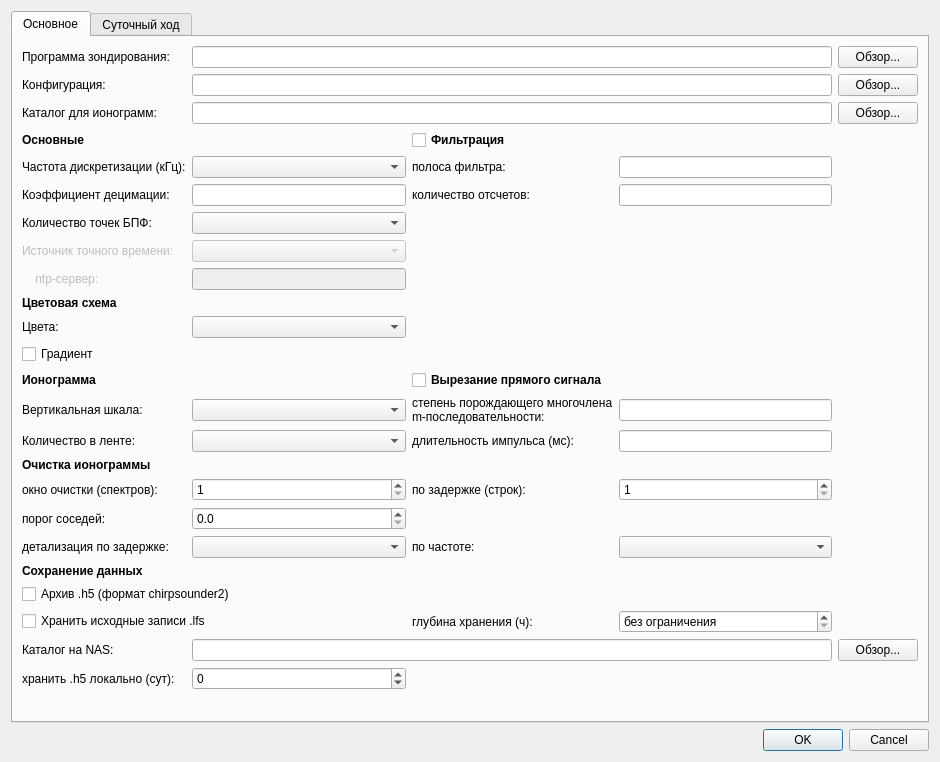
Qt form src/parametersdialog.ui (nikita-konkin/ionozond) before a commit.
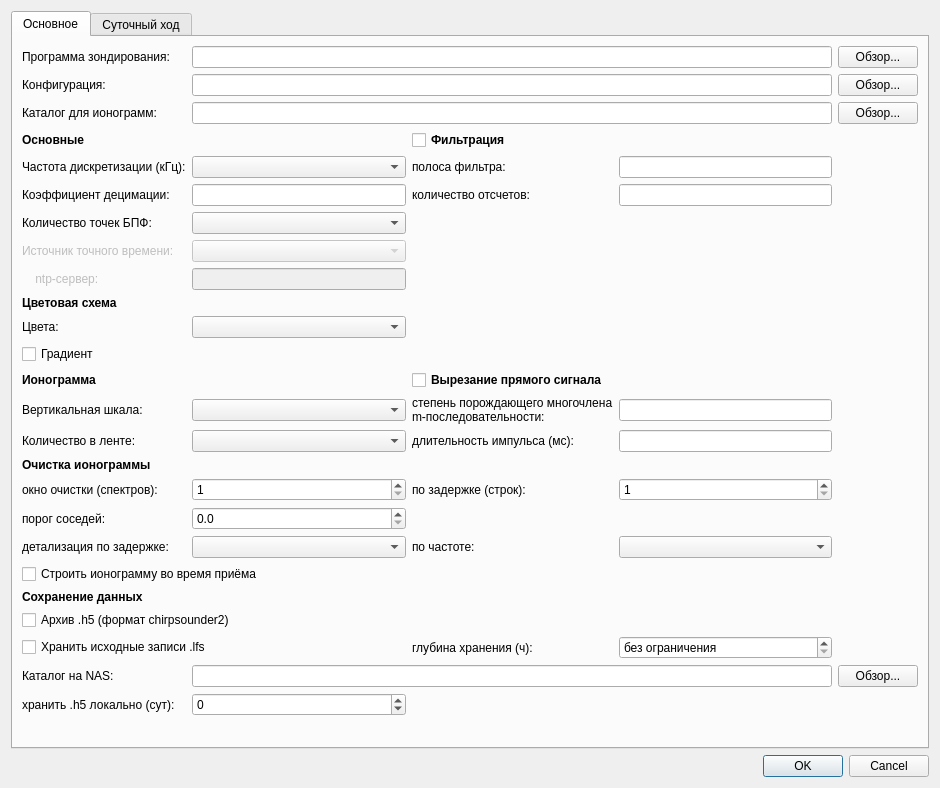
The same form after that commit. Icons and pictures are not drawn. Custom widgets are drawn as their Qt base class.

Commit message: Draw the ionogram during reception, left to right

The edit to the form file:
```diff
--- a/src/parametersdialog.ui
+++ b/src/parametersdialog.ui
@@ -150,24 +150,33 @@
 растёт примерно в N раз.</string></property></widget></item>
        <item row="18" column="3"><widget class="QComboBox" name="cmbIonoOverlap"/></item>
 
-       <item row="19" column="0"><widget class="QLabel" name="lblFormats">
+       <item row="19" column="0" colspan="5"><widget class="QCheckBox" name="chbLiveIonogram">
+        <property name="text"><string>Строить ионограмму во время приёма</string></property>
+        <property name="toolTip"><string>Текущая ионограмма заполняется слева направо по мере записи,
+пунктир отмечает частоту, до которой дошла развёртка. Когда
+зондирование закончено, её заменяет готовая ионограмма.
+
+Это несколько БПФ раз в две секунды. Если при включённой галочке
+зондировщик начнёт сообщать о потерянных пакетах, выключите.</string></property></widget></item>
+
+       <item row="20" column="0"><widget class="QLabel" name="lblFormats">
         <property name="text"><string>&lt;b&gt;Сохранение данных&lt;/b&gt;</string></property></widget></item>
 
-       <item row="20" column="0" colspan="5"><widget class="QCheckBox" name="chbH5Archive">
+       <item row="21" column="0" colspan="5"><widget class="QCheckBox" name="chbH5Archive">
         <property name="text"><string>Архив .h5 (формат chirpsounder2)</string></property>
         <property name="toolTip"><string>Около 1,3 МБ на зондирование: спектрограмма 0-8000 км,
 пригодная для повторной обработки и читаемая ionograms-handler
 без преобразований.</string></property></widget></item>
 
-       <item row="21" column="0" colspan="2"><widget class="QCheckBox" name="chbKeepLfs">
+       <item row="22" column="0" colspan="2"><widget class="QCheckBox" name="chbKeepLfs">
         <property name="text"><string>Хранить исходные записи .lfs</string></property>
         <property name="toolTip"><string>80 МБ на зондирование, 23 ГБ в сутки при периоде 300 с.
 Без галочки запись удаляется сразу после того, как архив .h5
 записан и проверен на чтение. Только по .lfs можно пересчитать
 ионограмму с другим числом точек БПФ.</string></property></widget></item>
-       <item row="21" column="2"><widget class="QLabel" name="lblKeepLfsHours">
+       <item row="22" column="2"><widget class="QLabel" name="lblKeepLfsHours">
         <property name="text"><string>глубина хранения (ч):</string></property></widget></item>
-       <item row="21" column="3"><widget class="QSpinBox" name="spbKeepLfsHours">
+       <item row="22" column="3"><widget class="QSpinBox" name="spbKeepLfsHours">
         <property name="minimum"><number>0</number></property>
         <property name="maximum"><number>720</number></property>
         <property name="singleStep"><number>6</number></property>
@@ -176,18 +185,18 @@
 Удаление идёт между зондированиями и только при исправном
 архиве .h5. Ноль -- хранить бессрочно.</string></property></widget></item>
 
-       <item row="22" column="0"><widget class="QLabel" name="lblNasDir">
+       <item row="23" column="0"><widget class="QLabel" name="lblNasDir">
         <property name="text"><string>Каталог на NAS:</string></property>
         <property name="toolTip"><string>Смонтированная сетевая папка, например
 /mnt/ionozond_16tb/ionozond. Туда копируются .h5 и .lfp;
 пусто -- выгрузка отключена.</string></property></widget></item>
-       <item row="22" column="1" colspan="3"><widget class="QLineEdit" name="edtNasDir"/></item>
-       <item row="22" column="4"><widget class="QPushButton" name="btnNasDir">
+       <item row="23" column="1" colspan="3"><widget class="QLineEdit" name="edtNasDir"/></item>
+       <item row="23" column="4"><widget class="QPushButton" name="btnNasDir">
         <property name="text"><string>Обзор...</string></property></widget></item>
 
-       <item row="23" column="0"><widget class="QLabel" name="lblNasKeepH5">
+       <item row="24" column="0"><widget class="QLabel" name="lblNasKeepH5">
         <property name="text"><string>хранить .h5 локально (сут):</string></property></widget></item>
-       <item row="23" column="1"><widget class="QSpinBox" name="spbNasKeepH5">
+       <item row="24" column="1"><widget class="QSpinBox" name="spbNasKeepH5">
         <property name="minimum"><number>-1</number></property>
         <property name="maximum"><number>3650</number></property>
         <property name="specialValueText"><string>не удалять</string></property>
@@ -195,12 +204,12 @@
 после того, как rsync подтвердит по контрольной сумме, что
 на NAS лежат те же байты. -1 -- не удалять никогда.</string></property></widget></item>
 
-       <item row="24" column="0" colspan="5"><widget class="QLabel" name="lblFormatsHint">
+       <item row="25" column="0" colspan="5"><widget class="QLabel" name="lblFormatsHint">
         <property name="styleSheet"><string notr="true">color: #808080;</string></property>
         <property name="text"><string/></property>
         <property name="wordWrap"><bool>true</bool></property></widget></item>
 
-       <item row="25" column="0" colspan="5">
+       <item row="26" column="0" colspan="5">
         <spacer name="vspBase">
          <property name="orientation"><enum>Qt::Vertical</enum></property>
          <property name="sizeHint" stdset="0"><size><width>20</width><height>10</height></size></property>
```
The commit also changes 17 other files.
